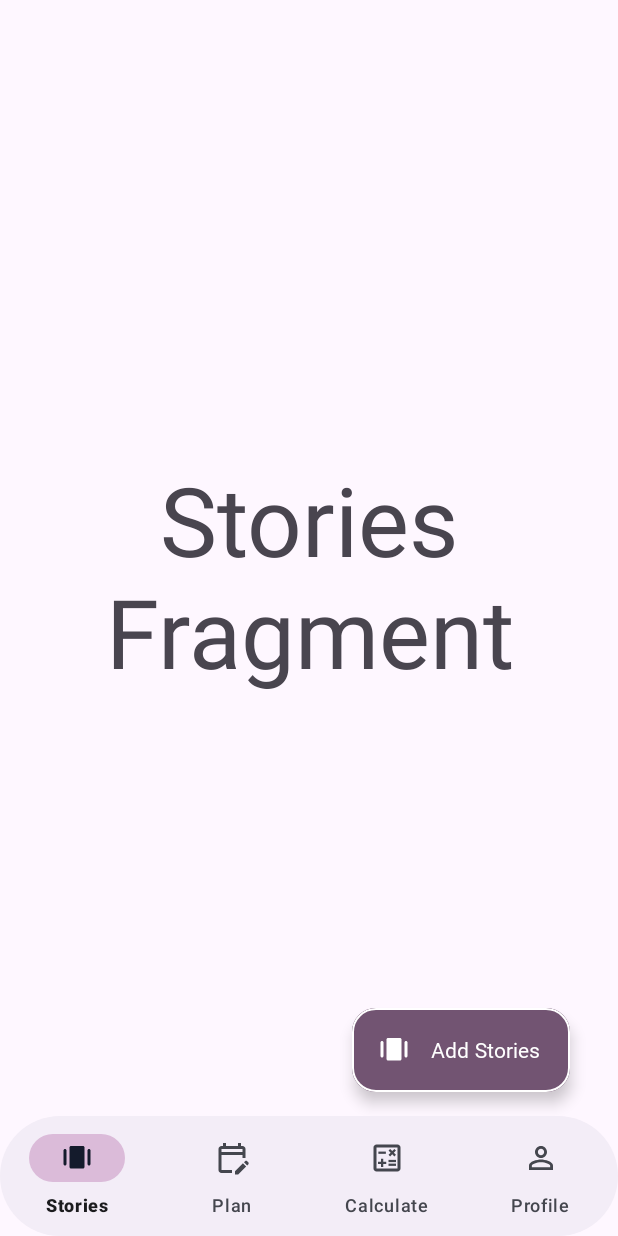
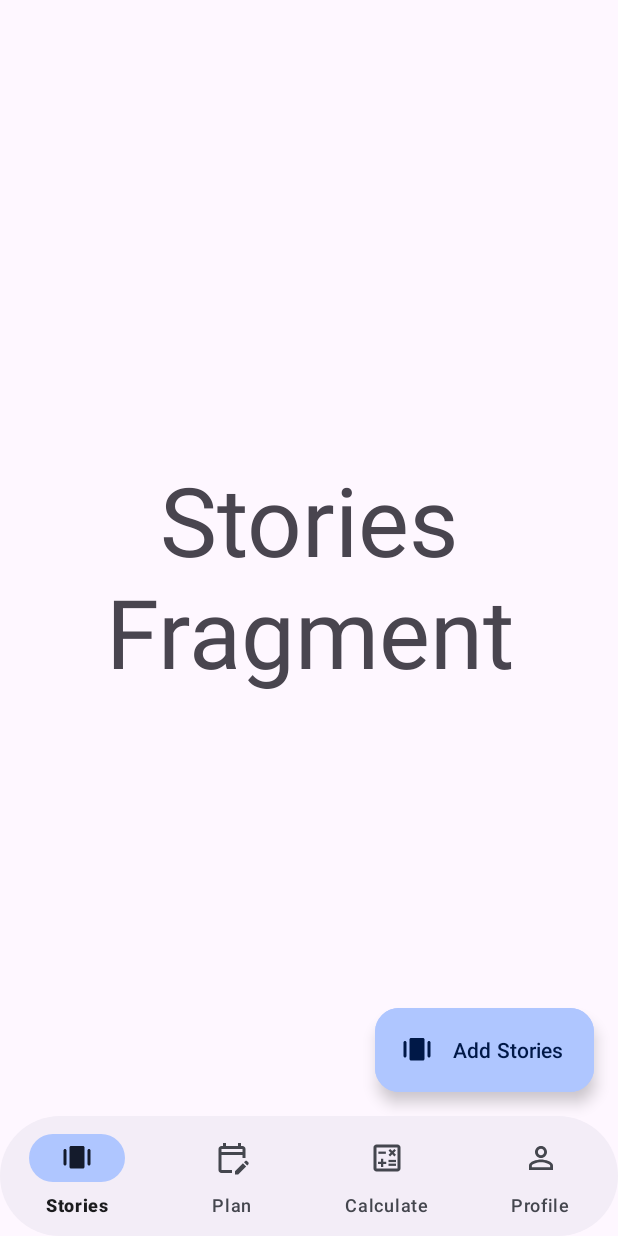
Before and after one commit to iamdsr/Travel, an Android app: the screen it shows after launch once a user with an empty profile is signed in (MainActivity), on a phone screen of 412 x 824 dp. Run offline under Robolectric (Android 15) with nearby library versions, the phone set to English and light mode, and no system bars; our stand-ins replace Firebase (no records; nobody signed in at launch, a user with empty details on screens opened directly), navigation-ui.

Commit message:
Implementing Material 3 Design principles

```diff
--- a/app/src/main/java/com/iamdsr/travel/planTrip/AddTripFragment.kt
+++ b/app/src/main/java/com/iamdsr/travel/planTrip/AddTripFragment.kt
@@ -82,7 +82,7 @@ class AddTripFragment : Fragment() {
                 && !TextUtils.isEmpty(to) && !TextUtils.isEmpty(jDate) && !TextUtils.isEmpty(rDate) && !TextUtils.isEmpty(totalPerson) && !TextUtils.isEmpty(journeyMode)) {
 
                 progressBar?.visibility = View.VISIBLE
-                var firebaseRepository = FirestoreRepository()
+                val firebaseRepository = FirestoreRepository()
                 val tripModel = TripModel(
                     firebaseRepository.getNewTripID(),
                     title,
--- a/app/src/main/java/com/iamdsr/travel/planTrip/itineraries/TimelineFragment.kt
+++ b/app/src/main/java/com/iamdsr/travel/planTrip/itineraries/TimelineFragment.kt
@@ -13,6 +13,7 @@ import androidx.lifecycle.ViewModelProvider
 import androidx.navigation.fragment.findNavController
 import androidx.recyclerview.widget.LinearLayoutManager
 import androidx.recyclerview.widget.RecyclerView
+import com.google.android.material.dialog.MaterialAlertDialogBuilder
 import com.google.android.material.floatingactionbutton.ExtendedFloatingActionButton
 import com.iamdsr.travel.R
 import com.iamdsr.travel.customRecyclerViewAdapters.ItineraryRecyclerAdapter
@@ -59,7 +60,7 @@ class TimelineFragment : Fragment() {
     }
 
     private fun setupDialog() {
-        val builder = AlertDialog.Builder(context)
+        val builder = MaterialAlertDialogBuilder(context!!)
         builder.setTitle("Select Itinerary Type")
 
         val animals = arrayOf("Travel to Destination", "Hotel Check-In", "Roam nearby/ Sightseeing ")
--- a/app/src/main/res/drawable-xhdpi/round_corner_gray_bg.xml
+++ b/app/src/main/res/drawable-xhdpi/round_corner_gray_bg.xml
@@ -1,7 +1,7 @@
 <?xml version="1.0" encoding="utf-8"?>
 <shape xmlns:android="http://schemas.android.com/apk/res/android">
     <solid
-        android:color="@color/tertiaryContainer" />
+        android:color="@color/secondaryContainer" />
     <corners
         android:radius="16dp"/>
 </shape>
--- a/app/src/main/res/layout/fragment_stories.xml
+++ b/app/src/main/res/layout/fragment_stories.xml
@@ -24,14 +24,9 @@
         android:layout_width="wrap_content"
         android:layout_height="wrap_content"
         android:gravity="center"
-        android:layout_marginEnd="32dp"
+        android:layout_marginEnd="16dp"
         android:layout_marginBottom="40dp"
-        android:backgroundTint="@color/tertiary"
-        android:fontFamily="@font/roboto_regular"
-        android:textColor="@color/onTertiary"
-        app:iconTint="@color/onTertiary"
-        app:strokeWidth="1dp"
-        app:strokeColor="@color/onTertiary"
+        android:backgroundTint="@color/inversePrimary"
         app:icon="@drawable/ic_stories_filled"
         android:text="@string/fab_add_stories"
         app:layout_behavior="com.google.android.material.behavior.HideBottomViewOnScrollBehavior"
--- a/app/src/main/res/layout/layout_dialog_app_theme.xml
+++ b/app/src/main/res/layout/layout_dialog_app_theme.xml
@@ -3,7 +3,6 @@
     android:layout_width="match_parent"
     android:layout_height="wrap_content"
     android:padding="16dp"
-    android:background="@color/surfaceVariant"
     xmlns:app="http://schemas.android.com/apk/res-auto">
 
     <TextView
--- a/app/src/main/res/layout/layout_dialog_confirm_cancel.xml
+++ b/app/src/main/res/layout/layout_dialog_confirm_cancel.xml
@@ -2,7 +2,6 @@
 <androidx.constraintlayout.widget.ConstraintLayout xmlns:android="http://schemas.android.com/apk/res/android"
     xmlns:app="http://schemas.android.com/apk/res-auto"
     xmlns:tools="http://schemas.android.com/tools"
-    android:background="@color/surfaceVariant"
     android:padding="16dp"
     android:layout_width="match_parent"
     android:layout_height="wrap_content">
--- a/app/src/main/res/layout/layout_dialog_create_group.xml
+++ b/app/src/main/res/layout/layout_dialog_create_group.xml
@@ -4,7 +4,6 @@
     xmlns:tools="http://schemas.android.com/tools"
     android:layout_width="match_parent"
     android:layout_height="wrap_content"
-    android:background="@color/surfaceVariant"
     android:padding="4dp">
 
 
--- a/app/src/main/res/layout/layout_expense_item.xml
+++ b/app/src/main/res/layout/layout_expense_item.xml
@@ -3,9 +3,8 @@
     xmlns:app="http://schemas.android.com/apk/res-auto"
     android:layout_width="match_parent"
     android:layout_height="wrap_content"
-    android:layout_margin="4dp"
-    app:cardElevation="4dp"
-    android:background="@drawable/gray_bottom_border_bg">
+    style="@style/Widget.Material3.CardView.Filled"
+    android:layout_margin="4dp">
 
     <androidx.constraintlayout.widget.ConstraintLayout
         android:layout_width="match_parent"
--- a/app/src/main/res/values-night/colors.xml
+++ b/app/src/main/res/values-night/colors.xml
@@ -18,7 +18,7 @@
     <color name="onTertiaryContainer">#FDD6FA</color>
 
     <!-- Neutral colors -->
-    <color name="surface">#1B1B1E</color>
+    <color name="surface">#27272B</color>
     <color name="onSurface">#E4E2E6</color>
     <color name="surfaceVariant">#44464E</color>
     <color name="onSurfaceVariant">#C5C6D0</color>
--- a/app/src/main/res/values-night/themes.xml
+++ b/app/src/main/res/values-night/themes.xml
@@ -39,6 +39,6 @@
         <item name="android:height">@dimen/m3_bottom_nav_item_active_indicator_height</item>
         <item name="marginHorizontal">@dimen/m3_bottom_nav_item_active_indicator_margin_horizontal</item>
         <item name="shapeAppearance">@style/ShapeAppearance.Material3.NavigationBarView.ActiveIndicator</item>
-        <item name="android:color">@color/tertiaryContainer</item>
+        <item name="android:color">@color/inversePrimary</item>
     </style>
 </resources>
--- a/app/src/main/res/values/colors.xml
+++ b/app/src/main/res/values/colors.xml
@@ -18,7 +18,7 @@
     <color name="onTertiaryContainer">#2A122C</color>
 
     <!-- Neutral colors -->
-    <color name="surface">#FDFBFF</color>
+    <color name="surface">#FFFFFF</color>
     <color name="onSurface">#1B1B1E</color>
     <color name="surfaceVariant">#E2E2EC</color>
     <color name="onSurfaceVariant">#44464E</color>
--- a/app/src/main/res/values/themes.xml
+++ b/app/src/main/res/values/themes.xml
@@ -40,6 +40,6 @@
         <item name="android:height">@dimen/m3_bottom_nav_item_active_indicator_height</item>
         <item name="marginHorizontal">@dimen/m3_bottom_nav_item_active_indicator_margin_horizontal</item>
         <item name="shapeAppearance">@style/ShapeAppearance.Material3.NavigationBarView.ActiveIndicator</item>
-        <item name="android:color">@color/tertiaryContainer</item>
+        <item name="android:color">@color/inversePrimary</item>
     </style>
 </resources>
```
Also changed, not shown: app/src/main/res/layout/fragment_expenses.xml (+2 -7 lines), app/src/main/res/layout/fragment_plan_trip.xml (+3 -9 lines), app/src/main/res/layout/fragment_timeline.xml (+2 -7 lines), app/src/main/res/layout/layout_trips_item.xml (+18 -21 lines).
